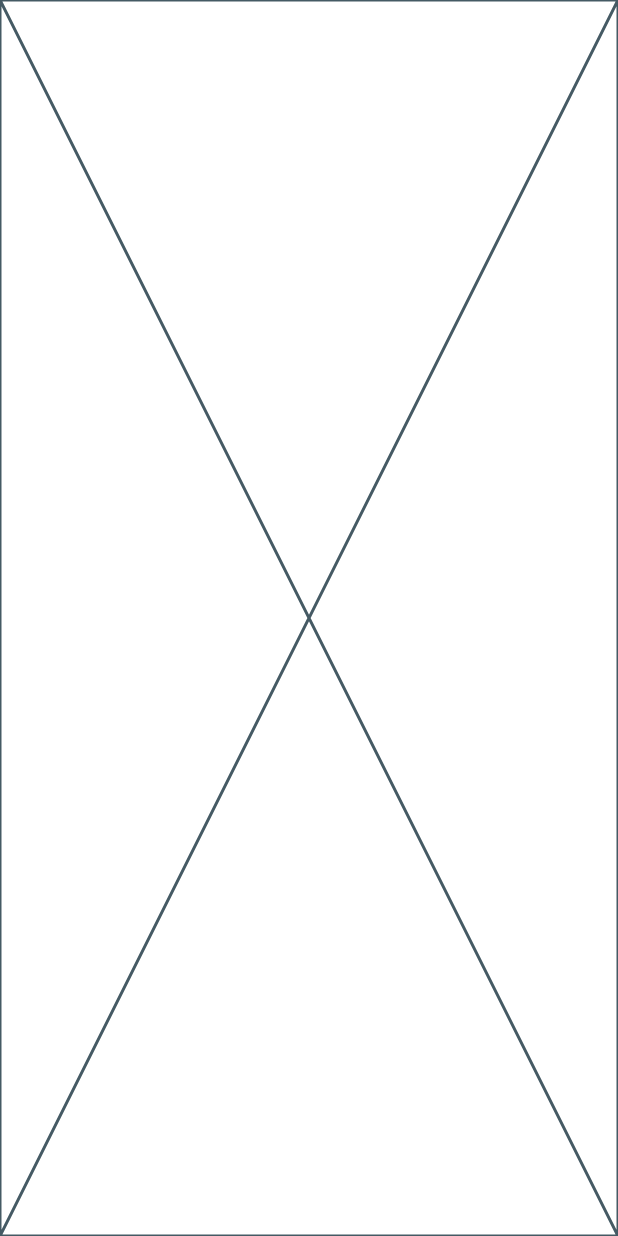
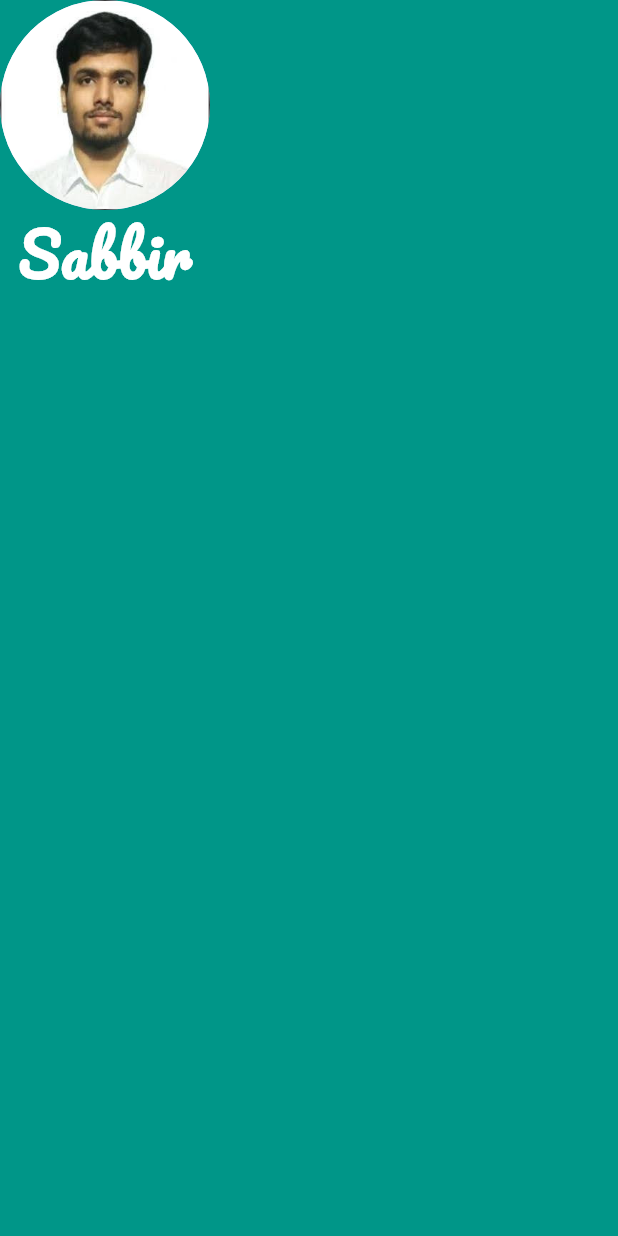
Before and after one commit to infosabbir/my_card, a Flutter app: the screen it shows after launch, on a phone screen of 412 x 824 dp. Run offline on Flutter 3.47's test engine with Material 3 defaults, Android fonts, the phone set to English and light mode, and no system bars; our stand-ins replace google_fonts.

Commit message:
Circle avatar and google fonts use

```diff
--- a/lib/main.dart
+++ b/lib/main.dart
@@ -1,4 +1,5 @@
 import 'package:flutter/material.dart';
+import 'package:google_fonts/google_fonts.dart';
 
 void main() {
   runApp(
@@ -11,6 +12,26 @@ class MyApp extends StatelessWidget {
 
   @override
   Widget build(BuildContext context) {
-    return const Placeholder();
+    return MaterialApp(
+      home: Scaffold(
+        backgroundColor: Colors.teal,
+        body: Column(
+          children: [
+            CircleAvatar(
+              radius: 70,
+              backgroundImage: AssetImage('images/sabbir.jpg'),
+            ),
+            Text(
+              'Sabbir',
+              style: GoogleFonts.pacifico(
+                color: Colors.white,
+                fontSize: 40,
+                fontWeight: FontWeight.bold,
+              ),
+            ),
+          ],
+        ),
+      ),
+    );
   }
 }
--- a/pubspec.yaml
+++ b/pubspec.yaml
@@ -35,6 +35,7 @@ dependencies:
   # The following adds the Cupertino Icons font to your application.
   # Use with the CupertinoIcons class for iOS style icons.
   cupertino_icons: ^1.0.8
+  google_fonts: ^6.2.1
 
 dev_dependencies:
   flutter_test:
@@ -59,9 +60,8 @@ flutter:
   uses-material-design: true
 
   # To add assets to your application, add an assets section, like this:
-  # assets:
-  #   - images/a_dot_burr.jpeg
-  #   - images/a_dot_ham.jpeg
+  assets:
+     - images/
 
   # An image asset can refer to one or more resolution-specific "variants", see
   # https://flutter.dev/to/resolution-aware-images
```
Also changed, not shown: images/sabbir.jpg (added), pubspec.lock.
